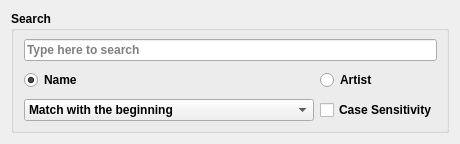
Old version of the form ui/components/findwidget.ui in the repository amirmohsen1384/Mockingbird.
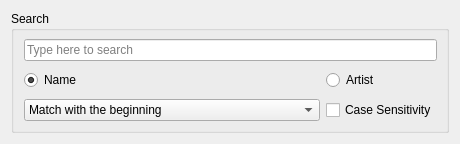
New version of the form.

```diff
--- a/ui/components/findwidget.ui
+++ b/ui/components/findwidget.ui
@@ -12,7 +12,7 @@
   </property>
   <property name="font">
    <font>
-    <bold>true</bold>
+    <bold>false</bold>
    </font>
   </property>
   <property name="windowTitle">
```
